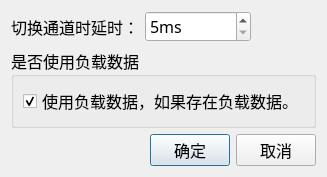
This is MulitChannalBox/clsMultiChannelSettings.ui in caicaiking/WKEFactoryView2014 as Qt 5 draws it before an edit. The edited form follows.
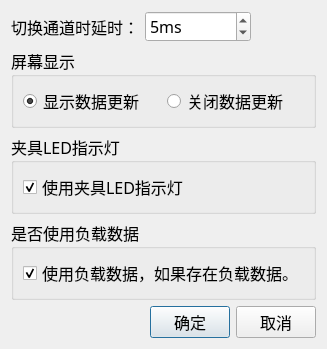
This is the edited form.

The edit to the form file:
```diff
--- a/MulitChannalBox/clsMultiChannelSettings.ui
+++ b/MulitChannalBox/clsMultiChannelSettings.ui
@@ -7,7 +7,7 @@
     <x>0</x>
     <y>0</y>
     <width>317</width>
-    <height>142</height>
+    <height>314</height>
    </rect>
   </property>
   <property name="font">
@@ -57,7 +57,7 @@
         <string>ms</string>
        </property>
        <property name="minimum">
-        <number>5</number>
+        <number>1</number>
        </property>
        <property name="maximum">
         <number>100000</number>
@@ -82,6 +82,84 @@
      </item>
     </layout>
    </item>
+   <item>
+    <widget class="QGroupBox" name="groupBox_2">
+     <property name="font">
+      <font>
+       <family>楷体</family>
+       <pointsize>12</pointsize>
+      </font>
+     </property>
+     <property name="title">
+      <string>屏幕显示</string>
+     </property>
+     <layout class="QHBoxLayout" name="horizontalLayout_2">
+      <item>
+       <widget class="QRadioButton" name="rbTurnOnScreen">
+        <property name="font">
+         <font>
+          <family>楷体</family>
+          <pointsize>12</pointsize>
+         </font>
+        </property>
+        <property name="text">
+         <string>显示数据更新</string>
+        </property>
+        <property name="checked">
+         <bool>true</bool>
+        </property>
+       </widget>
+      </item>
+      <item>
+       <widget class="QRadioButton" name="rbTurnOffScreen">
+        <property name="font">
+         <font>
+          <family>楷体</family>
+          <pointsize>12</pointsize>
+         </font>
+        </property>
+        <property name="text">
+         <string>关闭数据更新</string>
+        </property>
+        <property name="checked">
+         <bool>false</bool>
+        </property>
+       </widget>
+      </item>
+     </layout>
+    </widget>
+   </item>
+   <item>
+    <widget class="QGroupBox" name="groupBox_3">
+     <property name="font">
+      <font>
+       <family>楷体</family>
+       <pointsize>12</pointsize>
+      </font>
+     </property>
+     <property name="title">
+      <string>夹具LED指示灯</string>
+     </property>
+     <layout class="QVBoxLayout" name="verticalLayout_4">
+      <item>
+       <widget class="QCheckBox" name="chkUseLedLight">
+        <property name="font">
+         <font>
+          <family>楷体</family>
+          <pointsize>12</pointsize>
+         </font>
+        </property>
+        <property name="text">
+         <string>使用夹具LED指示灯</string>
+        </property>
+        <property name="checked">
+         <bool>true</bool>
+        </property>
+       </widget>
+      </item>
+     </layout>
+    </widget>
+   </item>
    <item>
     <widget class="QGroupBox" name="groupBox">
      <property name="font">
@@ -93,7 +171,7 @@
      <property name="title">
       <string>是否使用负载数据</string>
      </property>
-     <layout class="QHBoxLayout" name="horizontalLayout_2">
+     <layout class="QVBoxLayout" name="verticalLayout_3">
       <item>
        <widget class="QCheckBox" name="radUserLoad">
         <property name="font">
```
